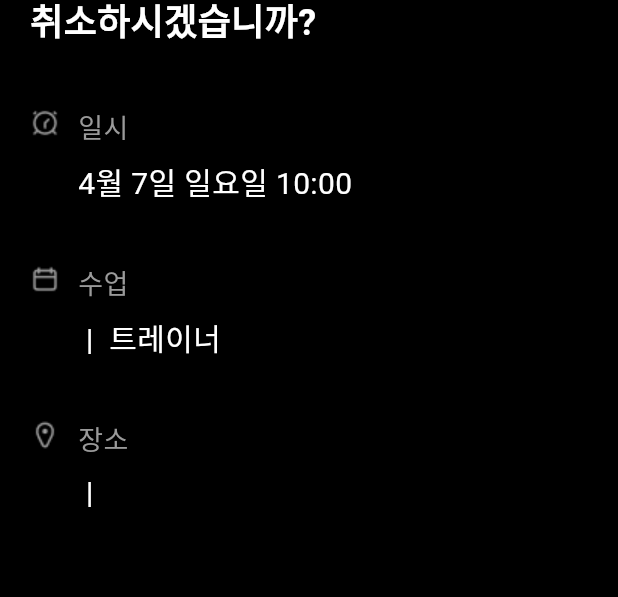
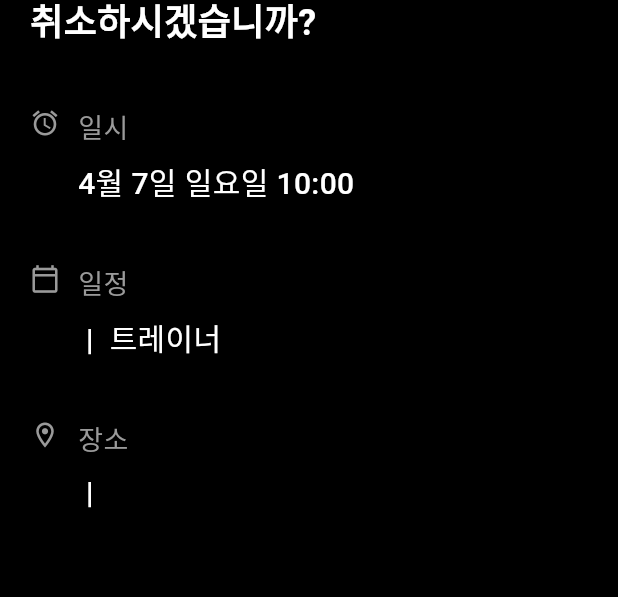
Before and after one commit to AllideaBridge/gymming_app, a Flutter app: the ScheduleClicked widget shown alone on an empty page, opened directly with empty values, after a tap on "취소하기", on a phone screen of 412 x 824 dp. Shown: the part 222-819 px from the top of the screen. Run offline on Flutter 3.47's test engine with Material 3 defaults, Android fonts, the phone set to English and light mode, and no system bars; our stand-ins replace carousel_slider, fluttertoast, google_sign_in, syncfusion_flutter_calendar, table_calendar; missing offline and left inert: kakao_flutter_sdk; network calls fail; Roboto replaces fonts that are missing (Pretendard).

Commit message:
[gymbie-schedule-cancel] 스케쥴 취소 api 구현

```diff
--- a/lib/pages/gymbie/gymbie_home/component/gymbie_schedule_modal.dart
+++ b/lib/pages/gymbie/gymbie_home/component/gymbie_schedule_modal.dart
@@ -58,7 +58,7 @@ class ScheduleClicked extends StatelessWidget {
                         Navigator.push(
                             context,
                             MaterialPageRoute(
-                                builder: (context) => ScheduleCancelConfirm(
+                                builder: (context) => GymbieScheduleCancel(
                                     scheduleInfo: scheduleInfo)));
                       }),
                   SizedBox(width: 12),
--- a/lib/pages/gymbie/gymbie_schedule_cancel.dart
+++ b/lib/pages/gymbie/gymbie_schedule_cancel.dart
@@ -1,7 +1,10 @@
 import 'package:flutter/material.dart';
+import 'package:gymming_app/components/icon_label.dart';
 import 'package:gymming_app/components/layouts/reason_layout.dart';
 import 'package:gymming_app/pages/gymbie/gymbie_schedule_resolve.dart';
 import 'package:gymming_app/services/models/schedule_info.dart';
+import 'package:gymming_app/services/repositories/schedule_repository.dart';
+import 'package:http/http.dart' as http;
 
 import '../../common/colors.dart';
 import '../../common/constants.dart';
@@ -9,10 +12,11 @@ import '../../components/common_header.dart';
 import '../../components/layouts/reason_content.dart';
 import '../../services/utils/date_util.dart';
 
-class ScheduleCancelConfirm extends StatelessWidget {
+class GymbieScheduleCancel extends StatelessWidget {
+  final ScheduleRepository scheduleRepository = ScheduleRepository(client: http.Client());
   final ScheduleInfo scheduleInfo;
 
-  const ScheduleCancelConfirm({super.key, required this.scheduleInfo});
+  GymbieScheduleCancel({super.key, required this.scheduleInfo});
 
   @override
   Widget build(BuildContext context) {
@@ -43,11 +47,29 @@ class ScheduleCancelConfirm extends StatelessWidget {
                         child: Column(
                           children: [
                             SizedBox(height: 40),
-                            buildTitleAndInfo('Time'),
+                            IconLabel(
+                                iconData: Icons.alarm,
+                                title: '일시',
+                                content: DateUtil.getKoreanDayAndHour(
+                                    scheduleInfo.startTime),
+                                titleColor: SECONDARY_COLOR,
+                                contentColor: Colors.white),
                             SizedBox(height: 40),
-                            buildTitleAndInfo('Lesson'),
+                            IconLabel(
+                                iconData: Icons.calendar_today_outlined,
+                                title: '일정',
+                                content:
+                                    '${scheduleInfo.lessonName} | ${scheduleInfo.trainerName} 트레이너',
+                                titleColor: SECONDARY_COLOR,
+                                contentColor: Colors.white),
                             SizedBox(height: 40),
-                            buildTitleAndInfo('Location'),
+                            IconLabel(
+                                iconData: Icons.location_on_outlined,
+                                title: '장소',
+                                content:
+                                    '${scheduleInfo.centerName} | ${scheduleInfo.centerLocation}',
+                                titleColor: SECONDARY_COLOR,
+                                contentColor: Colors.white),
                           ],
                         ),
                       ),
@@ -57,38 +79,7 @@ class ScheduleCancelConfirm extends StatelessWidget {
                           height: 56,
                           child: ElevatedButton(
                             onPressed: () {
-                              DateTime now = DateTime.now();
-                              int days = scheduleInfo.startTime
-                                  .difference(
-                                      DateTime(now.year, now.month, now.day))
-                                  .inDays;
-                              if (days >= scheduleInfo.remainDays) {
-                                Navigator.push(
-                                  context,
-                                  MaterialPageRoute(
-                                      builder: (context) =>
-                                          ScheduleChangeComplete(
-                                            type: CANCEL,
-                                            originDay: scheduleInfo.startTime,
-                                          )),
-                                );
-                              } else {
-                                Navigator.push(
-                                    context,
-                                    MaterialPageRoute(
-                                        builder: (context) => Reason(
-                                              reasonContent: ReasonContent(
-                                                  CANCEL_TITLE,
-                                                  CANCEL_SUBTITLE,
-                                                  CHANGE_REASONS),
-                                              originDay: scheduleInfo.startTime,
-                                              selectedDay:
-                                                  scheduleInfo.startTime,
-                                              selectedTime:
-                                                  '${scheduleInfo.startTime.hour}:00',
-                                              type: CANCEL,
-                                            )));
-                              }
+                              showAfterClickCancel(context);
                             },
                             style: ButtonStyle(
                               backgroundColor:
@@ -121,57 +112,44 @@ class ScheduleCancelConfirm extends StatelessWidget {
     );
   }
 
-  Widget buildTitleAndInfo(String type) {
-    String imgUrl = '';
-    String title = '';
-    String info = '';
+  void showAfterClickCancel(context) async {
+    {
+      DateTime now = DateTime.now();
+      int days = scheduleInfo.startTime
+          .difference(DateTime(now.year, now.month, now.day))
+          .inDays;
 
-    switch (type) {
-      case 'Time':
-        title = '일시';
-        info = DateUtil.getKoreanDayAndHour(scheduleInfo.startTime);
-        imgUrl = 'assets/images/clock.png';
-        break;
-      case 'Lesson':
-        title = '수업';
-        info = '${scheduleInfo.lessonName} | ${scheduleInfo.trainerName} 트레이너';
-        imgUrl = 'assets/images/calendar.png';
-        break;
-      case 'Location':
-        title = '장소';
-        info = '${scheduleInfo.centerName} | ${scheduleInfo.centerLocation}';
-        imgUrl = 'assets/images/location.png';
-        break;
+      if (days >= scheduleInfo.remainDays) {
+        //예약일까지의 날짜 차이가 remainDays보다 긴 경우 -> 즉시 취소 가능
+        // api 호출
+        var cancelResult = await scheduleRepository.cancelSchedule(scheduleInfo.scheduleId);
+        //api 성공 -> 성공 페이지로 이동
+        if (cancelResult == true) {
+          Navigator.push(
+            context,
+            MaterialPageRoute(
+                builder: (context) => ScheduleChangeComplete(
+                  type: CANCEL,
+                  originDay: scheduleInfo.startTime,
+                )),
+          );
+        } else {
+          //api 실패 -> 유지 (에러 메세지 띄우기?)
+        }
+      } else {
+        //예약일까지의 날짜 차이가 remainDays보다 짧은 경우 -> 취소 사유 입력
+        Navigator.push(
+            context,
+            MaterialPageRoute(
+                builder: (context) => Reason(
+                      reasonContent: ReasonContent(
+                          CANCEL_TITLE, CANCEL_SUBTITLE, CHANGE_REASONS),
+                      originDay: scheduleInfo.startTime,
+                      selectedDay: scheduleInfo.startTime,
+                      selectedTime: '${scheduleInfo.startTime.hour}:00',
+                      type: CANCEL,
+                    )));
+      }
     }
-
-    return Row(
-      crossAxisAlignment: CrossAxisAlignment.start,
-      children: [
-        Image.asset(
-          imgUrl,
-          width: 20,
-          height: 20,
-        ),
-        SizedBox(width: 12),
-        Column(
-          crossAxisAlignment: CrossAxisAlignment.start,
-          children: [
-            Text(title,
-                style: TextStyle(
-                  color: SECONDARY_COLOR,
-                  fontSize: 18.0,
-                )),
-            SizedBox(height: 8),
-            Text(
-              info,
-              style: TextStyle(
-                color: Colors.white,
-                fontSize: 20.0,
-              ),
-            ),
-          ],
-        ),
-      ],
-    );
   }
 }
--- a/lib/services/models/schedule_info.dart
+++ b/lib/services/models/schedule_info.dart
@@ -1,4 +1,5 @@
 class ScheduleInfo {
+  final int _scheduleId;
   final DateTime _startTime;
   final DateTime _endTime;
   final String _lessonName;
@@ -7,8 +8,11 @@ class ScheduleInfo {
   final String _centerLocation;
   final int _remainDays;
 
-  ScheduleInfo(this._startTime, this._endTime, this._lessonName,
+
+  ScheduleInfo(this._scheduleId, this._startTime, this._endTime, this._lessonName,
       this._trainerName, this._centerName, this._centerLocation, this._remainDays);
+
+  int get scheduleId => _scheduleId;
   String get centerLocation => _centerLocation;
   String get centerName => _centerName;
   String get trainerName => _trainerName;
```
Also changed, not shown: lib/services/repositories/schedule_repository.dart (+23 -5 lines).
